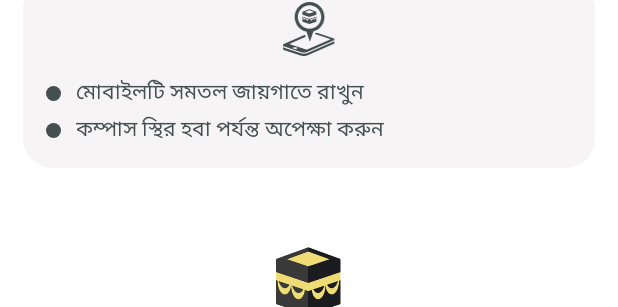
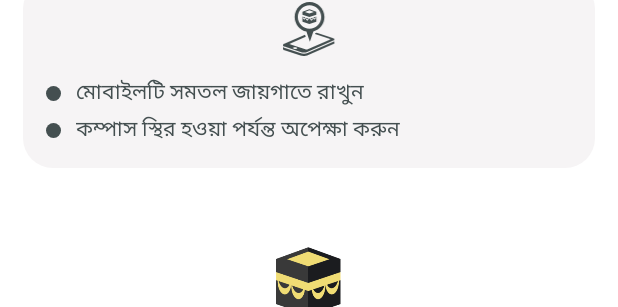
Before and after one commit to imti3/islamic_companion, an Android app: the layout activity_compass.xml on its own in the app's theme, with its tools: preview values and no code run, on a phone screen of 412 x 824 dp. Shown: the part 119-426 px from the top of the screen. Run offline under Robolectric (Android 15) with nearby library versions, the phone set to English and light mode, and no system bars; network calls fail.

Commit message:
release version 4

```diff
--- a/app/src/main/res/layout/activity_compass.xml
+++ b/app/src/main/res/layout/activity_compass.xml
@@ -124,7 +124,7 @@
                                             android:layout_width="match_parent"
                                             android:layout_height="wrap_content"
                                             android:fontFamily="@font/biko_regular_400"
-                                            android:text="কম্পাস স্থির হবা পর্যন্ত অপেক্ষা করুন"
+                                            android:text="কম্পাস স্থির হওয়া পর্যন্ত অপেক্ষা করুন"
                                             android:textColor="@color/grey" />
                                     </LinearLayout>
                                 </LinearLayout>
```
Also changed, not shown: app/src/main/java/com/imtiaj/islamiccompanion/MainActivity.java (+30 -14 lines).
